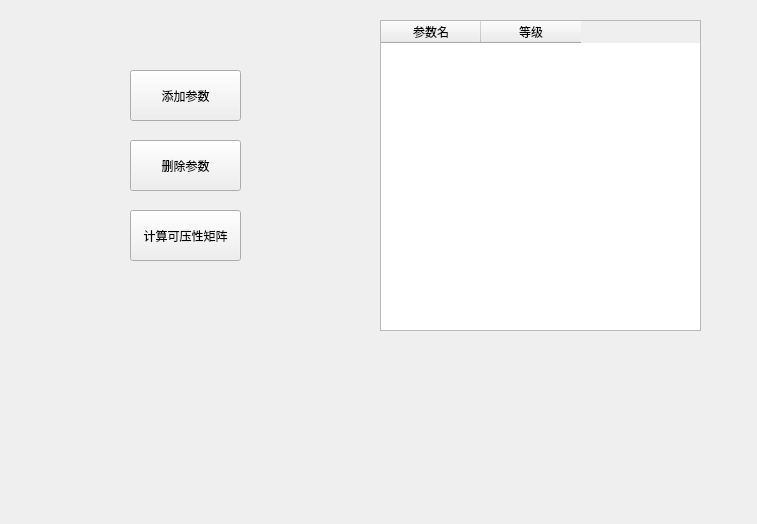
wzysydx/biyesheji, file UI/calmatrix.ui: the form before one commit.
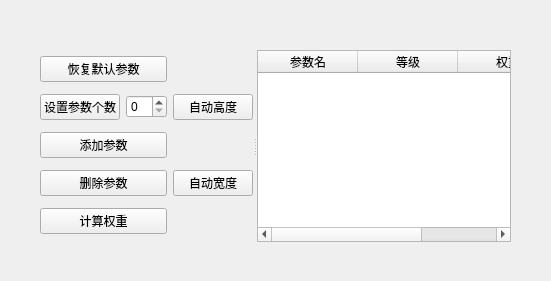
The form after the commit.

Patch:
```diff
--- a/UI/calmatrix.ui
+++ b/UI/calmatrix.ui
@@ -6,71 +6,110 @@
    <rect>
     <x>0</x>
     <y>0</y>
-    <width>757</width>
-    <height>524</height>
+    <width>551</width>
+    <height>281</height>
    </rect>
   </property>
   <property name="windowTitle">
    <string>可压性矩阵计算</string>
   </property>
-  <widget class="QTableWidget" name="tableWidget">
+  <widget class="QSplitter" name="splitter">
    <property name="geometry">
     <rect>
-     <x>380</x>
-     <y>20</y>
-     <width>321</width>
-     <height>311</height>
+     <x>40</x>
+     <y>50</y>
+     <width>471</width>
+     <height>192</height>
     </rect>
    </property>
-   <column>
-    <property name="text">
-     <string>参数名</string>
-    </property>
-   </column>
-   <column>
+   <property name="orientation">
+    <enum>Qt::Horizontal</enum>
+   </property>
+   <widget class="QWidget" name="">
+    <layout class="QHBoxLayout" name="horizontalLayout_2">
+     <item>
+      <layout class="QVBoxLayout" name="verticalLayout">
+       <item>
+        <widget class="QPushButton" name="btnInitData">
     <property name="text">
-     <string>等级</string>
-    </property>
-   </column>
-  </widget>
-  <widget class="QPushButton" name="btnRes">
-   <property name="geometry">
-    <rect>
-     <x>130</x>
-     <y>210</y>
-     <width>111</width>
-     <height>51</height>
-    </rect>
-   </property>
+          <string>恢复默认参数</string>
+         </property>
+        </widget>
+       </item>
+       <item>
+        <layout class="QHBoxLayout" name="horizontalLayout">
+         <item>
+          <widget class="QPushButton" name="btnSetRows">
    <property name="text">
-    <string>计算可压性矩阵</string>
-   </property>
-  </widget>
+            <string>设置参数个数</string>
+           </property>
+          </widget>
+         </item>
+         <item>
+          <widget class="QSpinBox" name="spinBox"/>
+         </item>
+        </layout>
+       </item>
+       <item>
   <widget class="QPushButton" name="btnAppendRow">
-   <property name="geometry">
-    <rect>
-     <x>130</x>
-     <y>70</y>
-     <width>111</width>
-     <height>51</height>
-    </rect>
-   </property>
    <property name="text">
     <string>添加参数</string>
    </property>
   </widget>
+       </item>
+       <item>
   <widget class="QPushButton" name="btnDelRow">
-   <property name="geometry">
-    <rect>
-     <x>130</x>
-     <y>140</y>
-     <width>111</width>
-     <height>51</height>
-    </rect>
-   </property>
    <property name="text">
     <string>删除参数</string>
    </property>
+        </widget>
+       </item>
+       <item>
+        <widget class="QPushButton" name="btnRes">
+         <property name="text">
+          <string>计算权重</string>
+         </property>
+        </widget>
+       </item>
+      </layout>
+     </item>
+     <item>
+      <layout class="QVBoxLayout" name="verticalLayout_2">
+       <item>
+        <widget class="QPushButton" name="btnAutoHeight">
+         <property name="text">
+          <string>自动高度</string>
+         </property>
+        </widget>
+       </item>
+       <item>
+        <widget class="QPushButton" name="btnAutoWidth">
+         <property name="text">
+          <string>自动宽度</string>
+         </property>
+        </widget>
+       </item>
+      </layout>
+     </item>
+    </layout>
+   </widget>
+   <widget class="QTableWidget" name="tableWidget">
+    <column>
+     <property name="text">
+      <string>参数名</string>
+     </property>
+    </column>
+    <column>
+     <property name="text">
+      <string>等级</string>
+     </property>
+    </column>
+    <column>
+     <property name="text">
+      <string>权重</string>
+     </property>
+    </column>
+   </widget>
   </widget>
  </widget>
  <resources/>
```
Lines whose indentation alone changed are shown as unchanged.
